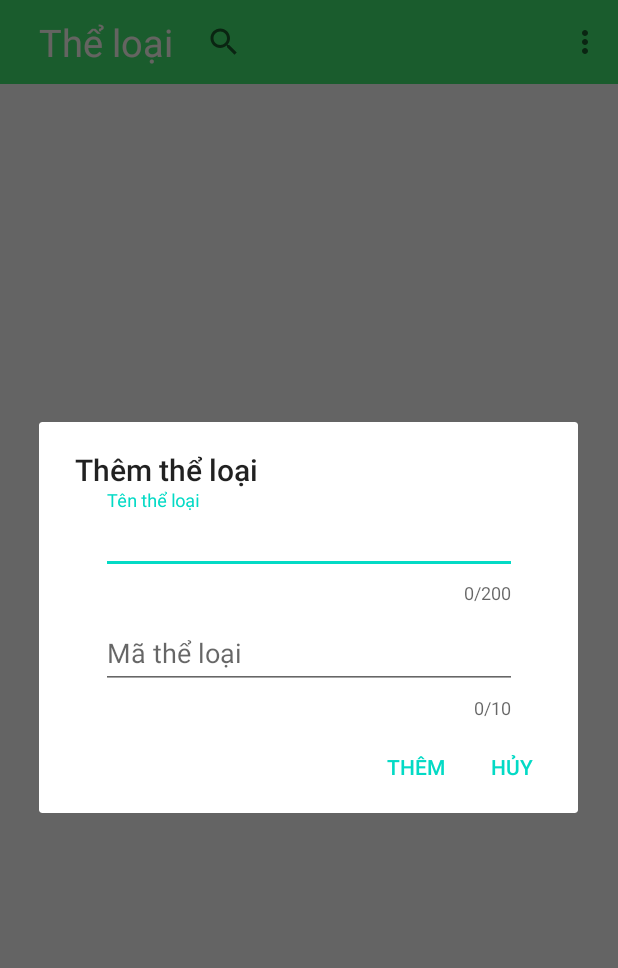
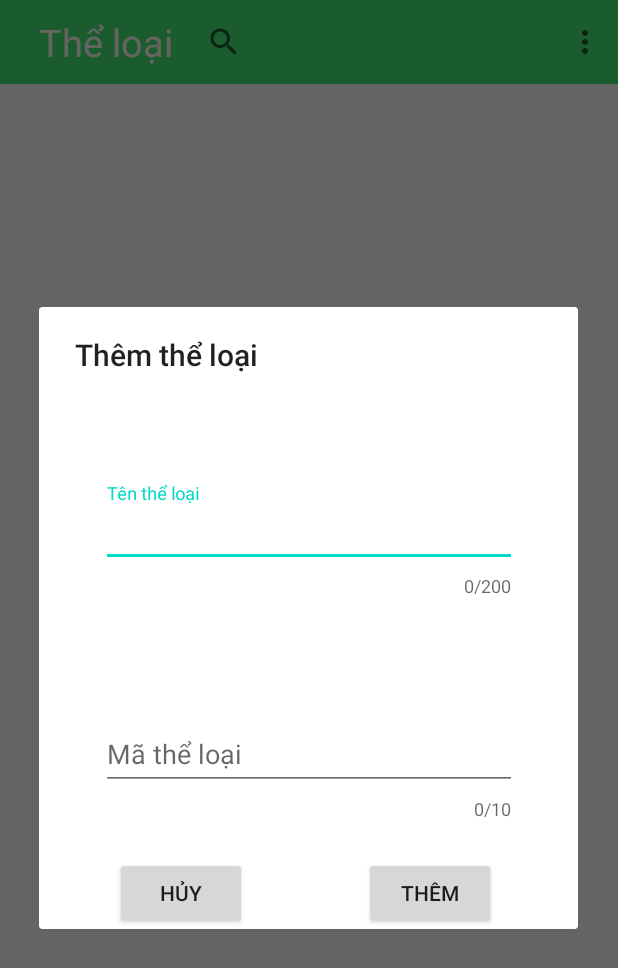
Before and after one commit to dunggg/QuanLiSachPN, an Android app: the TheLoaiActivity screen opened directly, with no data from a screen before it, in the options menu, after a tap on "Thêm", on a phone screen of 412 x 824 dp. Shown: the top 968 px of the screen. Run offline under Robolectric (Android 15) with nearby library versions, the phone set to English and light mode, and no system bars; 2 statements that could not run were skipped.

Commit message:
edit dialog

```diff
--- a/app/src/main/java/com/example/quanlisachpn/TheLoaiActivity.java
+++ b/app/src/main/java/com/example/quanlisachpn/TheLoaiActivity.java
@@ -10,6 +10,7 @@ import androidx.recyclerview.widget.LinearLayoutManager;
 import androidx.recyclerview.widget.RecyclerView;
 
 import android.app.AlertDialog;
+import android.app.Dialog;
 import android.content.DialogInterface;
 import android.content.Intent;
 import android.os.Bundle;
@@ -20,6 +21,7 @@ import android.view.MenuItem;
 import android.view.View;
 import android.widget.AdapterView;
 import android.widget.ArrayAdapter;
+import android.widget.Button;
 import android.widget.ImageView;
 import android.widget.ListView;
 import android.widget.TextView;
@@ -197,11 +199,22 @@ public class TheLoaiActivity extends AppCompatActivity {
                 builder.setView(view);
                 builder.setCancelable(false);
                 builder.setTitle("Thêm thể loại");
-                builder.setNegativeButton("Thêm", new DialogInterface.OnClickListener() {
+                final TextInputEditText txtName = view.findViewById(R.id.txtThemTenTL);
+                final TextInputEditText txtMa = view.findViewById(R.id.txtThemMaTL);
+                Button btnHuy,btnThem;
+                btnHuy = view.findViewById(R.id.btnHuyThemTL);
+                btnThem = view.findViewById(R.id.btnThemThemTL);
+
+                final Dialog dialog = builder.create();
+                btnHuy.setOnClickListener(new View.OnClickListener() {
                     @Override
-                    public void onClick(DialogInterface dialog, int which) {
-                        TextInputEditText txtName = view.findViewById(R.id.txtThemTenTL);
-                        TextInputEditText txtMa = view.findViewById(R.id.txtThemMaTL);
+                    public void onClick(View v) {
+                        dialog.cancel();
+                    }
+                });
+                btnThem.setOnClickListener(new View.OnClickListener() {
+                    @Override
+                    public void onClick(View v) {
                         String name = txtName.getText().toString().trim();
                         String ma = txtMa.getText().toString().trim();
                         if (checkTen(name) && checkMa(ma) < 0) {
@@ -210,18 +223,13 @@ public class TheLoaiActivity extends AppCompatActivity {
                             recyclerTheLoai.notifyItemInserted(TrangChuAcivity.theLoaiList.size());
                             bookTypeDao.insert(new TheLoai(ma, name, 0));
                             Toast.makeText(TheLoaiActivity.this, "Thêm thành công", Toast.LENGTH_SHORT).show();
+                            dialog.cancel();
                         }else {
                             Toast.makeText(TheLoaiActivity.this, "Thêm thất bại. Bạn không được để trống hoặc mã,tên đã tồn tại", Toast.LENGTH_SHORT).show();
                         }
                     }
                 });
-                builder.setPositiveButton("Hủy", new DialogInterface.OnClickListener() {
-                    @Override
-                    public void onClick(DialogInterface dialog, int which) {
-
-                    }
-                });
-                builder.show();
+                dialog.show();
                 break;
 
             case R.id.itemSua:
--- a/app/src/main/res/layout/them_theloai.xml
+++ b/app/src/main/res/layout/them_theloai.xml
@@ -47,4 +47,37 @@
             android:hint="Mã thể loại"
             android:maxLength="10" />
     </com.google.android.material.textfield.TextInputLayout>
+
+    <Button
+        android:id="@+id/btnHuyThemTL"
+        android:layout_width="wrap_content"
+        android:layout_height="wrap_content"
+        android:text="Hủy"
+        app:layout_constraintBottom_toBottomOf="parent"
+        app:layout_constraintEnd_toStartOf="@+id/btnThemThemTL"
+        app:layout_constraintHorizontal_bias="0.394"
+        app:layout_constraintStart_toStartOf="parent"
+        app:layout_constraintTop_toBottomOf="@+id/textView4" />
+
+    <Button
+        android:id="@+id/btnThemThemTL"
+        android:layout_width="wrap_content"
+        android:layout_height="wrap_content"
+        android:text="Thêm"
+        app:layout_constraintBottom_toBottomOf="parent"
+        app:layout_constraintEnd_toEndOf="parent"
+        app:layout_constraintHorizontal_bias="0.798"
+        app:layout_constraintStart_toStartOf="parent"
+        app:layout_constraintTop_toBottomOf="@+id/textView4" />
+
+    <TextView
+        android:id="@+id/textView4"
+        android:layout_width="300dp"
+        android:layout_height="15dp"
+        app:layout_constraintBottom_toBottomOf="parent"
+        app:layout_constraintEnd_toEndOf="parent"
+        app:layout_constraintHorizontal_bias="0.5"
+        app:layout_constraintStart_toStartOf="parent"
+        app:layout_constraintTop_toBottomOf="@+id/textInputLayout8"
+        app:layout_constraintVertical_bias="0.154" />
 </androidx.constraintlayout.widget.ConstraintLayout>
```
Also changed, not shown: app/src/main/java/com/example/quanlisachpn/HoaDonActivity.java (+22 -14 lines), app/src/main/java/com/example/quanlisachpn/QuanLiSachActivity.java (+17 -11 lines), app/src/main/java/com/example/quanlisachpn/adapter/RecyclerHoaDon.java (+16 -11 lines), app/src/main/java/com/example/quanlisachpn/adapter/RecyclerSach.java (+16 -8 lines), app/src/main/java/com/example/quanlisachpn/adapter/RecyclerTheLoai.java (+23 -20 lines), app/src/main/java/com/example/quanlisachpn/adapter/RecyclerUser.java (+45 -14 lines), app/src/main/res/layout/sua_user.xml (+24 -1 lines), app/src/main/res/layout/them_hoadon.xml (+22 -0 lines), app/src/main/res/layout/them_sach.xml (+33 -0 lines).
